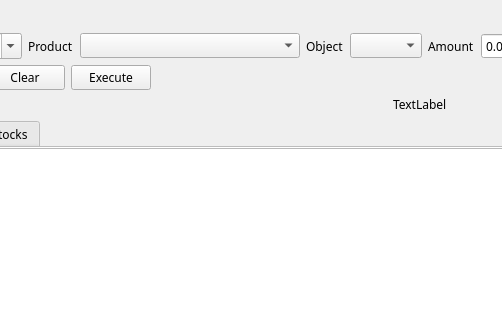
Old version of the form qt/lisagui.ui in the repository rockwolf/python; both pictures show x 111 to 613 and y 0 to 320 of the 1000 by 615 pixel window.
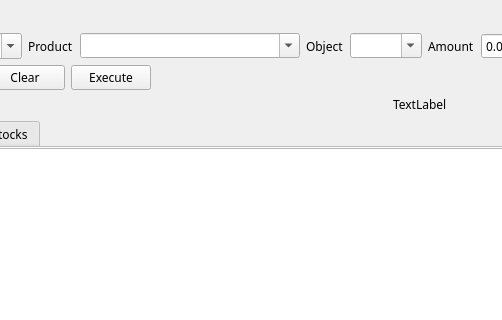
New version of the form. The open tabs and pages were chosen to show the change.

Commit message: Modified user interface + configured use of new testdb.

Diff of the .ui file:
```diff
--- a/qt/lisagui.ui
+++ b/qt/lisagui.ui
@@ -187,7 +187,14 @@
        </widget>
       </item>
       <item row="0" column="3">
-       <widget class="QComboBox" name="cmb_product"/>
+       <widget class="QComboBox" name="cmb_product">
+        <property name="inputMethodHints">
+         <set>Qt::ImhLowercaseOnly</set>
+        </property>
+        <property name="editable">
+         <bool>true</bool>
+        </property>
+       </widget>
       </item>
       <item row="0" column="6">
        <widget class="QLabel" name="lbl_amount">
@@ -229,7 +236,20 @@
        </widget>
       </item>
       <item row="0" column="5">
-       <widget class="QComboBox" name="cmb_object"/>
+       <widget class="QComboBox" name="cmb_object">
+        <property name="maximumSize">
+         <size>
+          <width>16777215</width>
+          <height>16777215</height>
+         </size>
+        </property>
+        <property name="inputMethodHints">
+         <set>Qt::ImhLowercaseOnly</set>
+        </property>
+        <property name="editable">
+         <bool>true</bool>
+        </property>
+       </widget>
       </item>
       <item row="0" column="4">
        <widget class="QLabel" name="lbl_object">
```
Left out of the diff: 11 changed lines with no effect on the pictures. The commit also changes 6 other files.
